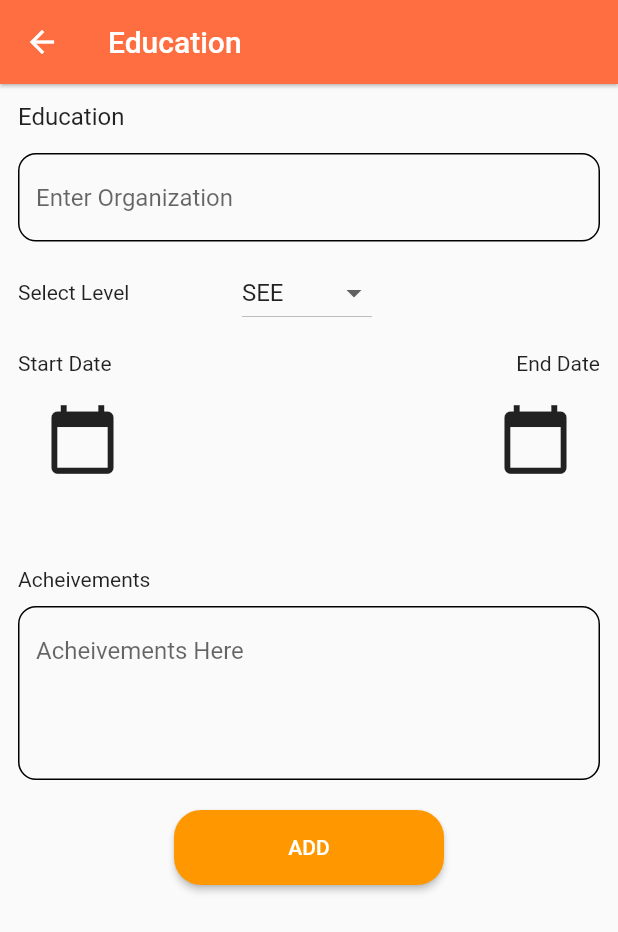
After one commit to Yazoo555/-flutter_intern, a Flutter app: the screen it shows after launch, scrolled down 114 dp, after a tap on the "add" icon, on a phone screen of 412 x 824 dp. The commit adds this screen. Shown: the top 932 px of the screen. Run offline on Flutter 3.47's test engine with Material 2 defaults, Android fonts, the phone set to English and light mode, and no system bars.

Commit message:
Sixth Commit -5

```diff
--- a/lib/day_6/cv_page.dart
+++ b/lib/day_6/cv_page.dart
@@ -4,6 +4,8 @@ import 'package:day_6_cv/day_6/skills/choose_skills.dart';
 import 'package:day_6_cv/day_6/workExperience/add_experience.dart';
 import 'package:day_6_cv/day_6/workExperience/work_experience.dart';
 import 'package:flutter/material.dart';
+import 'education/add_edu.dart';
+import 'education/edu_field.dart';
 import 'gender/gender_field.dart';
 
 class CvPage extends StatefulWidget {
@@ -22,9 +24,17 @@ class _CvPageState extends State<CvPage> {
   List<String> selectedSkills = [];
   List<WorkExperienceData> workExperiences = [];
 
+  List<EducationData> educationDatas = [];
+
   void _onTapIcon(WorkExperienceData workExperience) {
     setState(() {
       workExperiences.remove(workExperience);
+    });
+  }
+
+  void _onTapEducation(EducationData educationData) {
+    setState(() {
+      educationDatas.remove(educationData);
     });
   }
 
@@ -92,7 +102,13 @@ class _CvPageState extends State<CvPage> {
                 padding: const EdgeInsets.all(18),
                 child: Row(
                   children: [
-                    Text("Work Experience"),
+                    Text(
+                      "Work Experience",
+                      style: TextStyle(
+                        fontSize: 16,
+                        fontWeight: FontWeight.w500,
+                      ),
+                    ),
                     Spacer(),
                     ElevatedButton(
                       onPressed: () async {
@@ -129,6 +145,53 @@ class _CvPageState extends State<CvPage> {
                   workExperienceData: workExperience,
                   deleteOnTap: () => _onTapIcon(workExperience),
                 ),
+              Padding(
+                padding: const EdgeInsets.all(18),
+                child: Row(
+                  children: [
+                    Text(
+                      "Education",
+                      style: TextStyle(
+                        fontSize: 16,
+                        fontWeight: FontWeight.w500,
+                      ),
+                    ),
+                    Spacer(),
+                    ElevatedButton(
+                      style: ButtonStyle(
+                        backgroundColor: MaterialStateProperty.all<Color>(
+                            Colors.orange.shade500),
+                        shape:
+                            MaterialStateProperty.all<RoundedRectangleBorder>(
+                          RoundedRectangleBorder(
+                            borderRadius: BorderRadius.circular(
+                                10.0), // Adjust the radius as needed
+                          ),
+                        ),
+                      ),
+                      onPressed: () async {
+                        final newEducationData = await Navigator.push(
+                          context,
+                          MaterialPageRoute(
+                            builder: (context) => AddEducation(),
+                          ),
+                        );
+                        if (newEducationData != null) {
+                          setState(() {
+                            educationDatas.add(newEducationData);
+                          });
+                        }
+                      },
+                      child: Icon(Icons.add),
+                    ),
+                  ],
+                ),
+              ),
+              for (var educationData in educationDatas)
+                EducationField(
+                  educationData: educationData,
+                  deleteOnTap: () => _onTapEducation(educationData),
+                ),
             ],
           ),
         ),
--- /dev/null
+++ b/lib/day_6/education/add_edu.dart
@@ -0,0 +1,276 @@
+import 'package:flutter/material.dart';
+import 'package:intl/intl.dart';
+import 'edu_field.dart';
+
+class AddEducation extends StatefulWidget {
+  const AddEducation({super.key});
+
+  @override
+  State<AddEducation> createState() => _AddEducationState();
+}
+
+class _AddEducationState extends State<AddEducation> {
+  String _eStartDate = "";
+  String _eEndDate = "";
+  String _dropDownValue = "SEE";
+
+  var items = [
+    "SEE",
+    "+2",
+    "Bachelor",
+    "Masters",
+    "PHD",
+  ];
+  TextEditingController orgNameController = TextEditingController();
+  TextEditingController acheivementController = TextEditingController();
+  final GlobalKey<FormState> _eduKey = GlobalKey<FormState>();
+
+  @override
+  Widget build(BuildContext context) {
+    return SafeArea(
+      child: Scaffold(
+        appBar: AppBar(
+          title: Text("Education"),
+          backgroundColor: Colors.deepOrangeAccent.shade200,
+          elevation: 1,
+        ),
+        body: Container(
+          child: Padding(
+            padding: const EdgeInsets.all(12.0),
+            child: Form(
+              key: _eduKey,
+              child: Column(
+                crossAxisAlignment: CrossAxisAlignment.start,
+                children: [
+                  Text(
+                    "Education",
+                    style: TextStyle(fontWeight: FontWeight.w400, fontSize: 16),
+                  ),
+                  SizedBox(
+                    height: 15,
+                  ),
+                  TextFormField(
+                    validator: (value) {
+                      if (value == null || value.isEmpty) {
+                        return "Enter Organization Name";
+                      } else if (RegExp(r'[^a-zA-Z ]').hasMatch(value)) {
+                        return "Numbers are not Valid.";
+                      } else if (orgNameController.text.length > 10) {
+                        return "Limited to 10 Characters ";
+                      }
+                      return null;
+                    },
+                    controller: orgNameController,
+                    decoration: InputDecoration(
+                      hintText: "Enter Organization ",
+                      enabledBorder: OutlineInputBorder(
+                        borderSide: BorderSide(color: Colors.black),
+                        borderRadius: BorderRadius.circular(12.0),
+                      ),
+                      focusedBorder: OutlineInputBorder(
+                        borderSide:
+                            BorderSide(color: Colors.orangeAccent.shade700),
+                        borderRadius: BorderRadius.circular(12.0),
+                      ),
+                      errorBorder: OutlineInputBorder(
+                        borderSide: BorderSide(color: Colors.black),
+                        borderRadius: BorderRadius.circular(12.0),
+                      ),
+                      focusedErrorBorder: OutlineInputBorder(
+                        borderSide: BorderSide(color: Colors.black),
+                        borderRadius: BorderRadius.circular(12.0),
+                      ),
+                    ),
+                  ),
+                  SizedBox(
+                    height: 10,
+                  ),
+                  Row(
+                    children: [
+                      Text("Select Level"),
+                      SizedBox(
+                        width: 75,
+                      ),
+
+                      // see about dropdown Button and use in multiple case scenarios
+
+                      DropdownButton(
+                        value: _dropDownValue,
+                        dropdownColor: Colors.grey.shade200,
+                        onChanged: (String? newValue) {
+                          setState(() {
+                            _dropDownValue = newValue!;
+                          });
+                        },
+                        items: items.map((String items) {
+                          return DropdownMenuItem(
+                            value: items,
+                            child: Text(items),
+                          );
+                        }).toList(),
+                      ),
+                      //
+                    ],
+                  ),
+                  SizedBox(
+                    height: 15,
+                  ),
+                  Row(
+                    children: [
+                      Text("Start Date"),
+                      Spacer(),
+                      Text("End Date"),
+                    ],
+                  ),
+                  Padding(
+                    padding: const EdgeInsets.all(18.0),
+                    child: Row(
+                      children: [
+                        GestureDetector(
+                          child: Icon(
+                            Icons.calendar_today,
+                            size: 50,
+                          ),
+                          onTap: () async {
+                            DateTime? pickedDate = await showDatePicker(
+                              context: context,
+                              initialDate: DateTime.now(),
+                              firstDate: DateTime(2000),
+                              lastDate: DateTime.now(),
+                            );
+                            String formattedDate =
+                                DateFormat(DateFormat.YEAR_MONTH_DAY)
+                                    .format(pickedDate!);
+                            setState(() {
+                              _eStartDate = formattedDate.toString();
+                            });
+                          },
+                        ),
+                        Spacer(),
+                        GestureDetector(
+                          child: Icon(
+                            Icons.calendar_today,
+                            size: 50,
+                          ),
+                          onTap: () async {
+                            DateTime? endDatePicked = await showDatePicker(
+                              context: context,
+                              initialDate: DateTime.now(),
+                              firstDate: DateTime(2000),
+                              lastDate: DateTime(2023, 12, 31),
+                            );
+                            String formattedEndDate =
+                                DateFormat(DateFormat.YEAR_MONTH_DAY)
+                                    .format(endDatePicked!);
+                            setState(() {
+                              _eEndDate = formattedEndDate.toString();
+                            });
+                          },
+                        ),
+                      ],
+                    ),
+                  ),
+                  Padding(
+                    padding: const EdgeInsets.all(8.0),
+                    child: Row(
+                      children: [
+                        Text(_eStartDate),
+                        Spacer(),
+                        Text(_eEndDate),
+                      ],
+                    ),
+                  ),
+                  SizedBox(
+                    height: 10,
+                  ),
+                  Text("Acheivements"),
+                  SizedBox(
+                    height: 10,
+                  ),
+                  TextFormField(
+                    validator: (value) {
+                      if (value == null || value.isEmpty) {
+                        return "Enter Your Acheivements";
+                      } else if (RegExp(r'[^a-zA-Z ]').hasMatch(value)) {
+                        return "Numbers are not Valid.";
+                      } else if (acheivementController.text.length > 10) {
+                        return "Limited to 10 Characters ";
+                      }
+                      return null;
+                    },
+                    maxLines: 4,
+                    decoration: InputDecoration(
+                      hintText: 'Acheivements Here',
+                      enabledBorder: OutlineInputBorder(
+                        borderSide: BorderSide(color: Colors.black),
+                        borderRadius: BorderRadius.circular(12),
+                      ),
+                      focusedBorder: OutlineInputBorder(
+                        borderSide:
+                            BorderSide(color: Colors.orangeAccent.shade700),
+                        borderRadius: BorderRadius.circular(12),
+                      ),
+                      errorBorder: OutlineInputBorder(
+                        borderRadius: BorderRadius.circular(12),
+                        borderSide: BorderSide(color: Colors.black),
+                      ),
+                      focusedErrorBorder: OutlineInputBorder(
+                        borderRadius: BorderRadius.circular(12),
+                        borderSide: BorderSide(color: Colors.black),
+                      ),
+                    ),
+                  ),
+                  SizedBox(
+                    height: 20,
+                  ),
+                  Align(
+                    alignment: Alignment.center,
+                    child: ElevatedButton(
+                      style: ElevatedButton.styleFrom(
+                        backgroundColor: Colors.orange.shade500,
+                        fixedSize: const Size(180, 50),
+                        shape: RoundedRectangleBorder(
+                          borderRadius: BorderRadius.circular(18.0),
+                        ),
+                      ),
+                      onPressed: () {
+                        if (_eduKey.currentState!.validate()) {
+                          final newEdicationData = EducationData(
+                            orgName: orgNameController.text,
+                            level: _dropDownValue,
+                            startDate: _eStartDate,
+                            endDate: _eEndDate,
+                            achievments: acheivementController.text,
+                          );
+                          Navigator.pop(context, newEdicationData);
+                          showDialog(
+                            context: context,
+                            builder: (context) => AlertDialog(
+                              title: Text("Education background added"),
+                              backgroundColor: Colors.purple.shade400,
+                              icon: Icon(
+                                Icons.check_circle_outline,
+                                size: 45,
+                              ),
+                              shape: RoundedRectangleBorder(
+                                borderRadius: BorderRadius.circular(17.0),
+                              ),
+                              iconColor: Colors.white,
+                              titleTextStyle:
+                                  TextStyle(color: Colors.white, fontSize: 25),
+                            ),
+                          );
+                        }
+                      },
+                      child: Text("ADD"),
+                    ),
+                  )
+                ],
+              ),
+            ),
+          ),
+        ),
+      ),
+    );
+  }
+}
--- /dev/null
+++ b/lib/day_6/education/edu_field.dart
@@ -0,0 +1,85 @@
+import 'package:flutter/material.dart';
+
+class EducationData {
+  final String orgName;
+  final String level;
+  final String startDate;
+  final String endDate;
+  final String achievments;
+  EducationData({
+    required this.orgName,
+    required this.level,
+    required this.startDate,
+    required this.endDate,
+    required this.achievments,
+  });
+  Map<String, dynamic> toJson() {
+    return {
+      'orgName': orgName,
+      'level': level,
+      'startDate': startDate,
+      'endDate': endDate,
+      'achievements': achievments,
+    };
+  }
+
+  factory EducationData.fromJson(Map<String, dynamic> json) {
+    return EducationData(
+      orgName: json['orgName'],
+      level: json['level'],
+      startDate: json['startDate'],
+      endDate: json['endDate'],
+      achievments: json['achievements'].toString(),
+    );
+  }
+}
+
+class EducationField extends StatelessWidget {
+  final EducationData? educationData;
+  final VoidCallback deleteOnTap;
+  const EducationField(
+      {this.educationData, required this.deleteOnTap, Key? key})
+      : super(key: key);
+
+  @override
+  Widget build(BuildContext context) {
+    // ignore: unnecessary_null_comparison
+    return EducationData != null
+        ? Padding(
+            padding: const EdgeInsets.only(left: 8.0, right: 8.0, bottom: 8.0),
+            child: Container(
+              decoration: BoxDecoration(
+                border: Border.all(color: Colors.black),
+                borderRadius: BorderRadius.circular(18.0),
+              ),
+              width: double.infinity,
+              child: Padding(
+                padding: const EdgeInsets.only(left: 8.0, right: 8.0),
+                child: Column(
+                  crossAxisAlignment: CrossAxisAlignment.start,
+                  children: [
+                    Row(
+                      children: [
+                        Text("Organizaton Name: ${educationData!.orgName}"),
+                        Spacer(),
+                        GestureDetector(
+                          child: Icon(
+                            Icons.delete,
+                            color: Colors.orange.shade700,
+                          ),
+                          onTap: deleteOnTap,
+                        )
+                      ],
+                    ),
+                    Text("Level: ${educationData!.level}"),
+                    Text("Start Date: ${educationData!.startDate}"),
+                    Text("End Date: ${educationData!.endDate}"),
+                    Text("Achievements: ${educationData!.achievments}"),
+                  ],
+                ),
+              ),
+            ),
+          )
+        : Container();
+  }
+}
--- a/lib/day_6/workExperience/add_experience.dart
+++ b/lib/day_6/workExperience/add_experience.dart
@@ -170,7 +170,10 @@ class _AddWorkExperienceState extends State<AddWorkExperience> {
                         child: Row(
                           children: [
                             GestureDetector(
-                              child: Icon(Icons.calendar_today, size: 40),
+                              child: Icon(
+                                Icons.calendar_today,
+                                size: 40,
+                              ),
                               // splashColor: Colors.blue.shade400,  when used inkwell
                               onTap: () async {
                                 DateTime? pickedDate = await showDatePicker(
```
